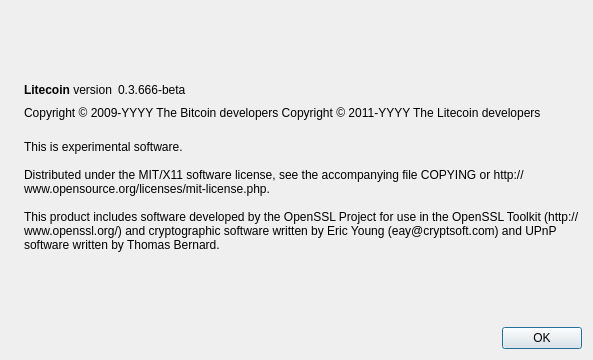
First picture: the form in src/qt/forms/aboutdialog.ui, repository PotatoCoin-Project/PotatoCoin, before the edit.
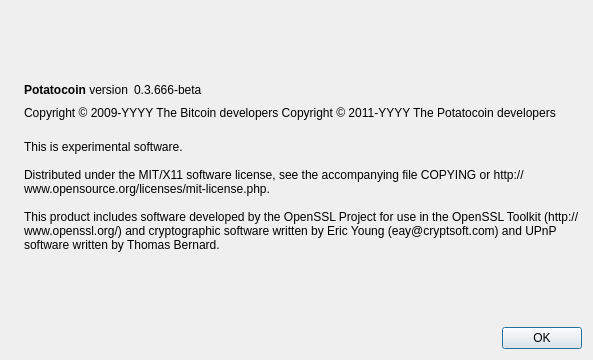
Second picture: the form after the edit. Icons and pictures are not drawn.

Diff of the .ui file:
```diff
--- a/src/qt/forms/aboutdialog.ui
+++ b/src/qt/forms/aboutdialog.ui
@@ -50,7 +50,7 @@
           <cursorShape>IBeamCursor</cursorShape>
          </property>
          <property name="text">
-          <string>&lt;b&gt;Litecoin&lt;/b&gt; version</string>
+          <string>&lt;b&gt;Potatocoin&lt;/b&gt; version</string>
          </property>
          <property name="textInteractionFlags">
           <set>Qt::LinksAccessibleByMouse|Qt::TextSelectableByKeyboard|Qt::TextSelectableByMouse</set>
@@ -92,7 +92,7 @@
        </property>
        <property name="text">
         <string notr="true">Copyright &amp;copy; 2009-YYYY The Bitcoin developers
-Copyright &amp;copy; 2011-YYYY The Litecoin developers</string>
+Copyright &amp;copy; 2011-YYYY The Potatocoin developers</string>
        </property>
        <property name="textFormat">
         <enum>Qt::RichText</enum>
```
Left out of the diff: 2 changed lines with no effect on the pictures.
